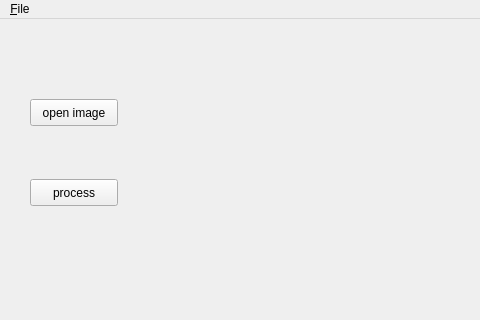
This is ui/main_window.ui in e7/crack97 as Qt 5 draws it before an edit; both pictures show x 0 to 480 and y 0 to 320 of the 800 by 600 pixel window. The edited form follows.
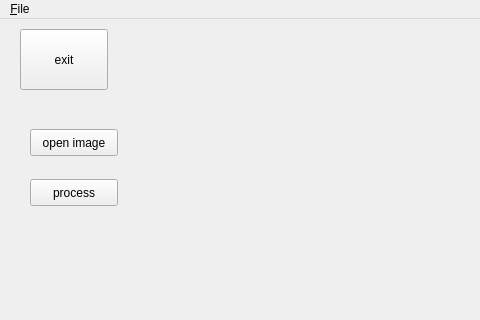
This is the edited form.

Commit message: 增加显示图像功能

```diff
--- a/ui/main_window.ui
+++ b/ui/main_window.ui
@@ -18,7 +18,7 @@
     <property name="geometry">
      <rect>
       <x>30</x>
-      <y>80</y>
+      <y>110</y>
       <width>88</width>
       <height>27</height>
      </rect>
@@ -40,6 +40,32 @@
      <string>process</string>
     </property>
    </widget>
+   <widget class="QPushButton" name="exit">
+    <property name="geometry">
+     <rect>
+      <x>20</x>
+      <y>10</y>
+      <width>88</width>
+      <height>61</height>
+     </rect>
+    </property>
+    <property name="text">
+     <string>exit</string>
+    </property>
+   </widget>
+   <widget class="QLabel" name="label_img">
+    <property name="geometry">
+     <rect>
+      <x>270</x>
+      <y>20</y>
+      <width>491</width>
+      <height>411</height>
+     </rect>
+    </property>
+    <property name="text">
+     <string/>
+    </property>
+   </widget>
   </widget>
   <widget class="QMenuBar" name="menubar">
    <property name="geometry">
```
The commit also changes 2 other files.
